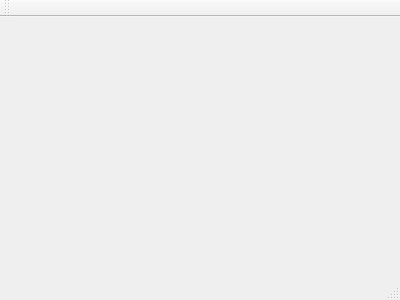
Qt form VNC_Server/mainwindow.ui (Pilipets/Remote-desktop) before a commit.
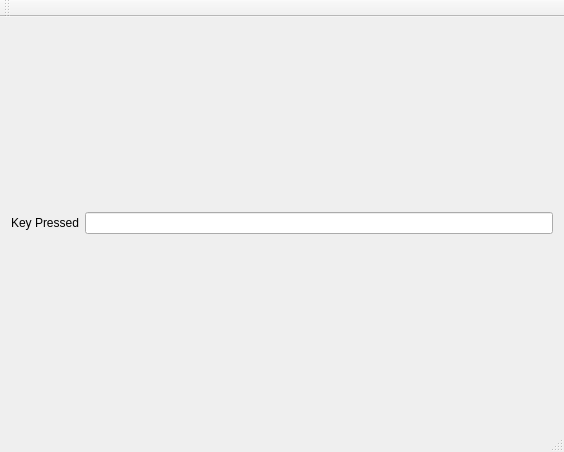
The same form after that commit.

Patch:
```diff
--- a/VNC_Server/mainwindow.ui
+++ b/VNC_Server/mainwindow.ui
@@ -1,24 +1,60 @@
 <ui version="4.0">
  <class>MainWindow</class>
- <widget class="QMainWindow" name="MainWindow" >
-  <property name="geometry" >
+ <widget class="QMainWindow" name="MainWindow">
+  <property name="geometry">
    <rect>
     <x>0</x>
     <y>0</y>
-    <width>400</width>
-    <height>300</height>
+    <width>564</width>
+    <height>452</height>
    </rect>
   </property>
   <property name="windowTitle" >
    <string>MainWindow</string>
   </property>
-  <widget class="QMenuBar" name="menuBar" />
-  <widget class="QToolBar" name="mainToolBar" />
-  <widget class="QWidget" name="centralWidget" />
-  <widget class="QStatusBar" name="statusBar" />
+  <widget class="QWidget" name="centralWidget">
+   <layout class="QGridLayout" name="gridLayout">
+    <item row="0" column="0">
+     <layout class="QHBoxLayout" name="horizontalLayout">
+      <item>
+       <widget class="QLabel" name="label">
+        <property name="text">
+         <string>Key Pressed</string>
+        </property>
+       </widget>
+      </item>
+      <item>
+       <widget class="QLineEdit" name="keyLineEdit">
+        <property name="enabled">
+         <bool>true</bool>
+        </property>
+       </widget>
+      </item>
+     </layout>
+    </item>
+   </layout>
+  </widget>
+  <widget class="QMenuBar" name="menuBar">
+   <property name="geometry">
+    <rect>
+     <x>0</x>
+     <y>0</y>
+     <width>564</width>
+     <height>26</height>
+    </rect>
+   </property>
+  </widget>
+  <widget class="QToolBar" name="mainToolBar">
+   <attribute name="toolBarArea">
+    <enum>TopToolBarArea</enum>
+   </attribute>
+   <attribute name="toolBarBreak">
+    <bool>false</bool>
+   </attribute>
+  </widget>
+  <widget class="QStatusBar" name="statusBar"/>
  </widget>
- <layoutDefault spacing="6" margin="11" />
- <pixmapfunction></pixmapfunction>
+ <layoutdefault spacing="6" margin="11"/>
  <resources/>
  <connections/>
 </ui>
```
Left out of the diff: 3 changed lines with no effect on the pictures.
